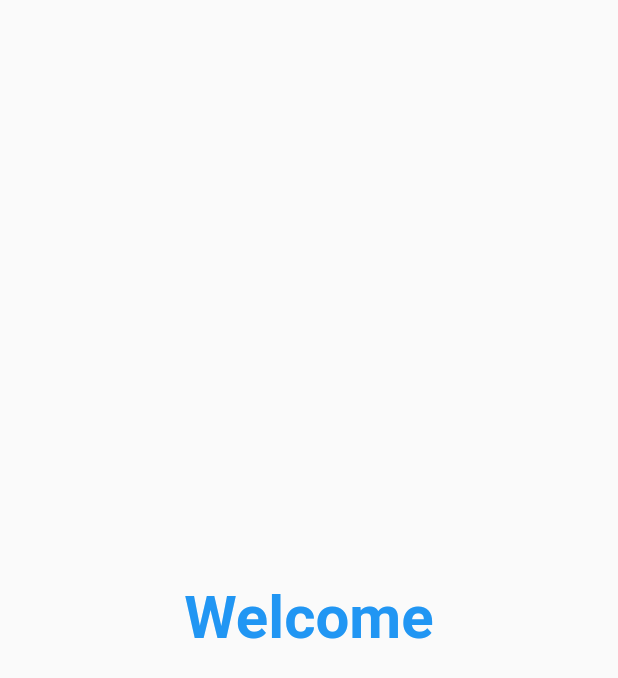
After one commit to abdul11010/practice_1, a Flutter app: the screen it shows after launch, on a phone screen of 412 x 824 dp. The commit adds this screen. Shown: the top 678 px of the screen. Run offline on Flutter 3.47's test engine with Material 2 defaults, Android fonts, the phone set to English and light mode, and no system bars.

Commit message:
Day2 complited

```diff
--- a/lib/main.dart
+++ b/lib/main.dart
@@ -1,5 +1,6 @@
 import 'package:flutter/material.dart';
-import 'package:practice_1/home_page.dart';
+import 'package:practice_1/pages/home_page.dart';
+import 'package:practice_1/pages/login_page.dart';
 
 void main(){
   runApp(MyApp());
@@ -11,7 +12,16 @@ class MyApp extends StatelessWidget {
   @override
   Widget build(BuildContext context) {
     return MaterialApp(
-      home: HomePage(),
+      themeMode: ThemeMode.light,
+      theme: ThemeData(primarySwatch: Colors.deepPurple,),
+      darkTheme: ThemeData(
+        brightness: Brightness.light,
+      ),
+      routes: {
+        "/": (context) => LogInPage(),
+        "/home": (context) => HomePage(),
+        "/login": (context) => LogInPage(),
+      },
     );
   }
 }
--- /dev/null
+++ b/lib/pages/login_page.dart
@@ -0,0 +1,18 @@
+import 'package:flutter/material.dart';
+
+class LogInPage extends StatelessWidget {
+  const LogInPage({ Key key }) : super(key: key);
+
+  @override
+  Widget build(BuildContext context) {
+    return Material(
+      child: Center(
+        child: Text('Welcome', style: TextStyle(
+          fontSize: 40,
+          color: Colors.blue,
+          fontWeight: FontWeight.bold,
+        ),),
+      ),
+    );
+  }
+}
```
Also changed, not shown: lib/pages/home_page.dart (line endings or trailing spaces).
